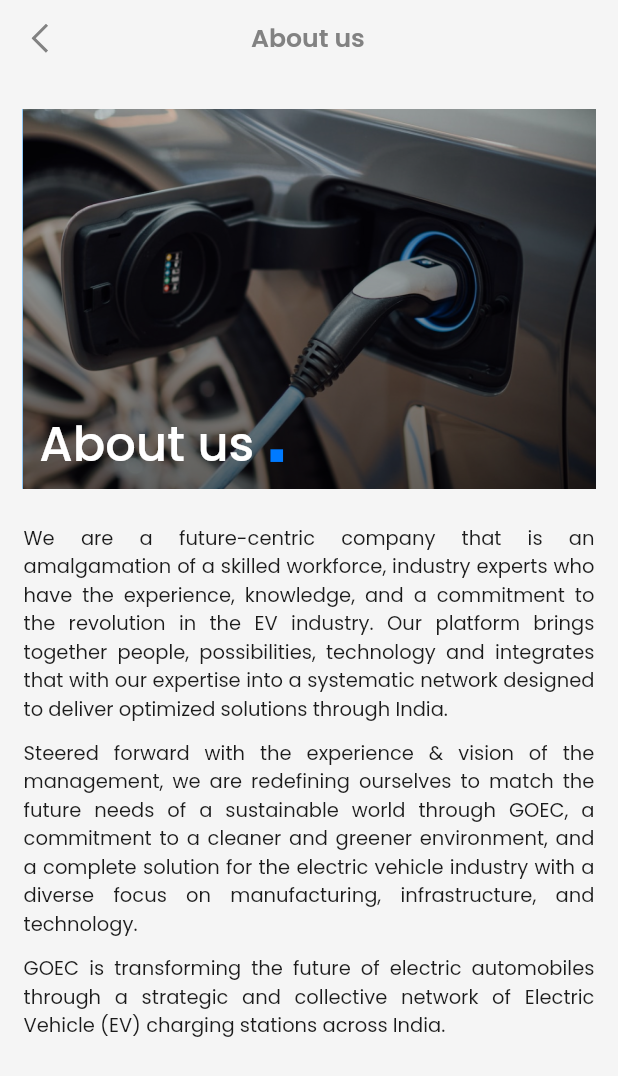
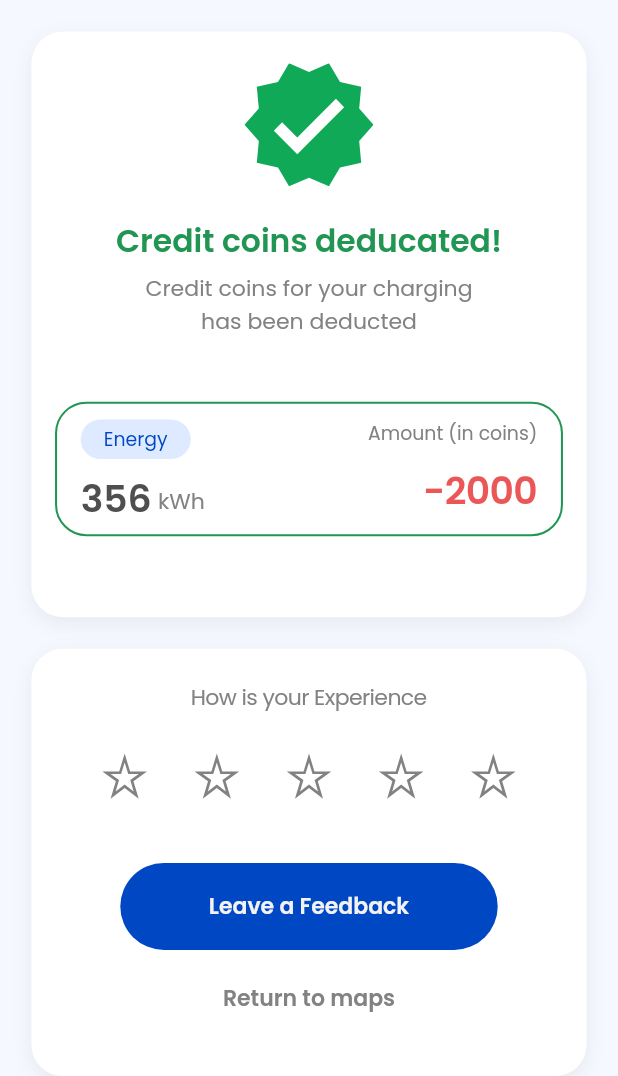
Before and after one commit to XyvinTech/OXIUM_APP, a Flutter app: the screen it shows after launch, on a phone screen of 412 x 824 dp. Shown: the top 1076 px of the screen. Run offline on Flutter 3.47's test engine with Material 2 defaults, Android fonts, the phone set to English and light mode, and no system bars; drawn by our look-alikes of auto_size_text; our stand-ins replace animated_bottom_navigation_bar, cached_network_image, carousel_slider, country_picker, device_info_plus, dots_indicator and 12 more; missing offline and left inert: flutter_polyline_points, google_directions_api, google_place; project files that could hold a hidden picture were left out.

Commit message:
payment feedback page added

```diff
--- /dev/null
+++ b/lib/Bindings/feedback_Screen_binding.dart
@@ -0,0 +1,10 @@
+import 'package:freelancer_app/Controller/feedback_page_controller.dart';
+import 'package:get/get.dart';
+
+class FeedBackScreenBinding extends Bindings {
+  @override
+  void dependencies() {
+    // TODO: implement dependencies
+    Get.lazyPut(() => FeedBackPageController());
+  }
+}
--- /dev/null
+++ b/lib/Controller/feedback_page_controller.dart
@@ -0,0 +1,16 @@
+import 'package:get/get.dart';
+
+class FeedBackPageController extends GetxController {
+  RxString selectName = "Payment Process".obs;
+  RxList selected = [
+    "Payment Process",
+    "Charging Experience",
+    "Finding Your destination",
+    "Custom"
+  ].obs;
+  @override
+  void onInit() {
+    // TODO: implement onInit
+    super.onInit();
+  }
+}
--- a/lib/Utils/app_pages.dart
+++ b/lib/Utils/app_pages.dart
@@ -1,6 +1,7 @@
 import 'package:freelancer_app/Bindings/aboutpage_bindings.dart';
 import 'package:freelancer_app/Bindings/calista_cafePage_bindings.dart';
 import 'package:freelancer_app/Bindings/charge_screen_binding.dart';
+import 'package:freelancer_app/Bindings/feedback_Screen_binding.dart';
 import 'package:freelancer_app/Bindings/help_page_bindings.dart';
 import 'package:freelancer_app/Bindings/homepage_binding.dart';
 import 'package:freelancer_app/Bindings/otpNumber_screen_bindings.dart';
@@ -11,8 +12,6 @@ import 'package:freelancer_app/Bindings/smartcharge_binding.dart';
 import 'package:freelancer_app/Bindings/vehicle_search_binding.dart';
 import 'package:freelancer_app/Bindings/vehicles_screen_binding.dart';
 import 'package:freelancer_app/Bindings/wallet_page_bindings.dart';
-import 'package:freelancer_app/Controller/about_page_controller.dart';
-
 import 'package:freelancer_app/Utils/routes.dart';
 import 'package:freelancer_app/View/Charge/charge_page.dart';
 import 'package:freelancer_app/View/Charge/reservation_page.dart';
@@ -20,12 +19,11 @@ import 'package:freelancer_app/View/Drawer/about_page.dart';
 import 'package:freelancer_app/View/Drawer/helpPage.dart';
 import 'package:freelancer_app/View/Drawer/partner_page.dart';
 import 'package:freelancer_app/View/Homepage/calista_cafe_page.dart';
-
+import 'package:freelancer_app/View/Homepage/feedback/payment_feedback.dart';
+import 'package:freelancer_app/View/Homepage/feedback/share_experience_page.dart';
+import 'package:freelancer_app/View/Homepage/homepage.dart';
 import 'package:freelancer_app/View/Onboarding/addvehicles_page.dart';
-
-import 'package:freelancer_app/View/Homepage/homepage.dart';
 import 'package:freelancer_app/View/Onboarding/bottom_nav_page.dart';
-
 import 'package:freelancer_app/View/Onboarding/enternumber_page.dart';
 import 'package:freelancer_app/View/Onboarding/enterotp_page.dart';
 import 'package:freelancer_app/View/Onboarding/login_page.dart';
@@ -38,6 +36,7 @@ import 'package:freelancer_app/View/Onboarding/welcometoev_page.dart';
 import 'package:freelancer_app/View/WalletPage/topup_page.dart';
 import 'package:freelancer_app/View/WalletPage/walletpage.dart';
 import 'package:get/get.dart';
+
 import '../Bindings/directions_screen_binding.dart';
 import '../Bindings/editprofile_screen_binding.dart';
 import '../Bindings/filter_screen_binding.dart';
@@ -174,6 +173,17 @@ abstract class AppPages {
       page: () => CalistaCafeScreen(),
     ),
 
+    GetPage(
+      name: Routes.shareExperiencePageRoute,
+      binding: FeedBackScreenBinding(),
+      page: () => ShareExperienceScreen(),
+    ),
+    GetPage(
+      name: Routes.paymentfeedbackPageRoute,
+      binding: FeedBackScreenBinding(),
+      page: () => PaymentFeedbackScreen(),
+    ),
+
     ///
     ///
     //Charge PAGE
--- a/lib/Utils/routes.dart
+++ b/lib/Utils/routes.dart
@@ -38,6 +38,9 @@ class Routes {
   static String editProfilePageRoute = '/editprofile';
   static String calistaCafePageRoute = '/calistacafe';
 
+  static String shareExperiencePageRoute = '/shareExperience';
+  static String paymentfeedbackPageRoute = '/paymentfeedback';
+
 //TRIPS
   static String tripsPageRoute = '/trips';
   static String searchPlacesPageRoute = '/searchplaces';
--- /dev/null
+++ b/lib/View/Homepage/feedback/share_experience_page.dart
@@ -0,0 +1,240 @@
+import 'package:flutter/cupertino.dart';
+import 'package:flutter/material.dart';
+import 'package:flutter/src/widgets/framework.dart';
+import 'package:flutter_screenutil/flutter_screenutil.dart';
+import 'package:flutter_svg/flutter_svg.dart';
+import 'package:freelancer_app/Utils/toastUtils.dart';
+import 'package:freelancer_app/View/Widgets/apptext.dart';
+import 'package:freelancer_app/constants.dart';
+import 'package:get/get.dart';
+
+import '../../../Controller/feedback_page_controller.dart';
+import '../../../Utils/routes.dart';
+
+class ShareExperienceScreen extends GetView<FeedBackPageController> {
+  const ShareExperienceScreen({super.key});
+
+  @override
+  Widget build(BuildContext context) {
+    return SafeArea(
+      child: Scaffold(
+        backgroundColor: Color(0xffF5F9FF),
+        body: Column(
+          children: [
+            height(20.h),
+            Padding(
+              padding: EdgeInsets.symmetric(horizontal: 20.w),
+              child: Container(
+                height: 370.h,
+                width: double.maxFinite,
+                decoration: BoxDecoration(
+                    color: kwhite,
+                    borderRadius: BorderRadius.circular(20.r),
+                    boxShadow: [
+                      BoxShadow(
+                        offset: Offset(0, 4),
+                        blurRadius: 10,
+                        color: Color(0xff000000).withOpacity(.06),
+                      )
+                    ]),
+                child: Column(
+                  // mainAxisAlignment: MainAxisAlignment.center,
+                  crossAxisAlignment: CrossAxisAlignment.center,
+                  children: [
+                    height(20.h),
+                    SvgPicture.asset("assets/svg/tik1.svg"),
+                    height(20.h),
+                    CustomBigText(
+                      text: "Credit coins deducated!",
+                      size: 20.sp,
+                      color: Color(0xff219653),
+                    ),
+                    height(5.h),
+                    Padding(
+                      padding: EdgeInsets.symmetric(horizontal: 60.w),
+                      child: Row(
+                        children: [
+                          Expanded(
+                              child: CustomSmallText(
+                            text:
+                                "Credit coins for your charging has been deducted",
+                            size: 14.sp,
+                            textAlign: TextAlign.center,
+                          )),
+                        ],
+                      ),
+                    ),
+                    height(40.h),
+                    _card(energy: "356", amount: "-2000"),
+                  ],
+                ),
+              ),
+            ),
+            height(20.h),
+            Padding(
+              padding: EdgeInsets.symmetric(horizontal: 20.w),
+              child: Container(
+                height: 270.h,
+                width: double.maxFinite,
+                decoration: BoxDecoration(
+                    color: kwhite,
+                    borderRadius: BorderRadius.circular(20.r),
+                    boxShadow: [
+                      BoxShadow(
+                        offset: Offset(0, 4),
+                        blurRadius: 10,
+                        color: Color(0xff000000).withOpacity(.06),
+                      )
+                    ]),
+                child: Column(
+                  crossAxisAlignment: CrossAxisAlignment.center,
+                  children: [
+                    height(20.h),
+                    CustomSmallText(
+                      text: "How is your Experience",
+                      size: 14.sp,
+                      letterspacing: -0.408,
+                    ),
+                    height(25.h),
+                    Wrap(
+                      children: List.generate(
+                          5,
+                          (index) => Padding(
+                                padding: EdgeInsets.symmetric(horizontal: 15.w),
+                                child: SvgPicture.asset(
+                                  "assets/svg/star_rate.svg",
+                                ),
+                              )),
+                    ),
+                    height(40.h),
+                    _button(
+                      buttonName: "Leave a Feedback",
+                      onTap: () {
+                        Get.toNamed(Routes.paymentfeedbackPageRoute);
+                      },
+                    ),
+                    height(20.h),
+                    CustomBigText(
+                      text: "Return to maps",
+                      size: 14.sp,
+                    ),
+                  ],
+                ),
+              ),
+            ),
+          ],
+        ),
+      ),
+    );
+  }
+
+  Widget _card({required String energy, required String amount}) {
+    return Padding(
+      padding: EdgeInsets.symmetric(horizontal: 15.w),
+      child: Container(
+        height: 85.h,
+        width: double.maxFinite,
+        decoration: BoxDecoration(
+          borderRadius: BorderRadius.circular(20.r),
+          border: Border.all(
+            width: 1.3.w,
+            color: Color(0xff219653),
+          ),
+        ),
+        child: Padding(
+          padding: EdgeInsets.symmetric(horizontal: 15.w),
+          child: Row(
+            mainAxisAlignment: MainAxisAlignment.spaceBetween,
+            children: [
+              Padding(
+                padding: EdgeInsets.only(left: 0.w),
+                child: Column(
+                  mainAxisAlignment: MainAxisAlignment.spaceBetween,
+                  crossAxisAlignment: CrossAxisAlignment.start,
+                  children: [
+                    Padding(
+                      padding: EdgeInsets.only(top: 10.h, right: 8.w),
+                      child: Container(
+                        height: 25.h,
+                        width: 70.w,
+                        decoration: BoxDecoration(
+                          borderRadius: BorderRadius.circular(30),
+                          color: Color(0xffDEEAFF),
+                        ),
+                        child: Center(
+                          child: CustomSmallText(
+                            text: "Energy",
+                            size: 12.sp,
+                            color: Color(0xff0047C3),
+                          ),
+                        ),
+                      ),
+                    ),
+                    Padding(
+                      padding: const EdgeInsets.only(bottom: 5),
+                      child: Row(
+                        children: [
+                          CustomBigText(
+                            text: energy,
+                            size: 24.sp,
+                            color: Color(0xff4F4F4F),
+                          ),
+                          width(4.w),
+                          Padding(
+                            padding: EdgeInsets.only(top: 4.h),
+                            child: CustomSmallText(
+                              text: "kWh",
+                              size: 14.sp,
+                            ),
+                          )
+                        ],
+                      ),
+                    )
+                  ],
+                ),
+              ),
+              Column(
+                mainAxisAlignment: MainAxisAlignment.spaceEvenly,
+                crossAxisAlignment: CrossAxisAlignment.end,
+                children: [
+                  CustomSmallText(
+                    text: "Amount (in coins)",
+                    size: 12.sp,
+                    textAlign: TextAlign.right,
+                  ),
+                  CustomBigText(
+                    text: amount,
+                    size: 24.sp,
+                    color: Color(0xffEB5757),
+                    letterspacing: -0.408,
+                    textAlign: TextAlign.right,
+                  )
+                ],
+              )
+            ],
+          ),
+        ),
+      ),
+    );
+  }
+
+  Widget _button({required String buttonName, required void Function() onTap}) {
+    return InkWell(
+      onTap: onTap,
+      child: Container(
+        height: 55.h,
+        width: 240.w,
+        decoration: BoxDecoration(
+            borderRadius: BorderRadius.circular(40.r),
+            color: Color(0xff0047C3)),
+        child: Center(
+          child: CustomBigText(
+            text: buttonName,
+            size: 14.sp,
+            color: Color(0xffF2F2F2),
+          ),
+        ),
+      ),
+    );
+  }
+}
--- a/lib/View/Widgets/apptext.dart
+++ b/lib/View/Widgets/apptext.dart
@@ -11,6 +11,7 @@ class CustomBigText extends StatelessWidget {
   final FontWeight? fontWeight;
   final String? fontFamily;
   final double? letterspacing;
+  final TextAlign? textAlign;
   const CustomBigText(
       {super.key,
       required this.text,
@@ -19,7 +20,8 @@ class CustomBigText extends StatelessWidget {
       this.fontWeight,
       this.ontap,
       this.fontFamily,
-      this.letterspacing});
+      this.letterspacing,
+      this.textAlign});
 
   @override
   Widget build(BuildContext context) {
@@ -28,6 +30,7 @@ class CustomBigText extends StatelessWidget {
       child: Container(
         child: AutoSizeText(
           text,
+          textAlign: textAlign,
           minFontSize: 10,
           style: GoogleFonts.poppins(
             letterSpacing: letterspacing ?? null,
--- a/lib/main.dart
+++ b/lib/main.dart
@@ -5,6 +5,7 @@ import 'package:freelancer_app/Utils/routes.dart';
 import 'package:freelancer_app/constants.dart';
 import 'package:get/get.dart';
 import 'package:google_fonts/google_fonts.dart';
+
 import 'Utils/app_pages.dart';
 
 void main() {
@@ -34,7 +35,7 @@ class MyApp extends StatelessWidget {
               primarySwatch: Colors.grey,
               scaffoldBackgroundColor: kscaffoldBackgroundColor,
             ),
-            initialRoute: Routes.aboutPageRoute,
+            initialRoute: Routes.shareExperiencePageRoute,
             getPages: AppPages.pages,
           );
         }));
--- a/pubspec.yaml
+++ b/pubspec.yaml
@@ -65,6 +65,7 @@ dependencies:
   url_launcher: ^6.1.8
   dots_indicator: ^2.1.0
   flutter_screenutil: ^5.6.1
+  flutter_rating_bar: ^4.0.1
 
 dev_dependencies:
   flutter_test:
```
Also changed, not shown: lib/View/Homepage/feedback/payment_feedback.dart (added, +269 -0 lines), assets/svg/star_rate.svg (added), assets/svg/star_rate1.svg (added), assets/svg/tik1.svg (added), pubspec.lock.
